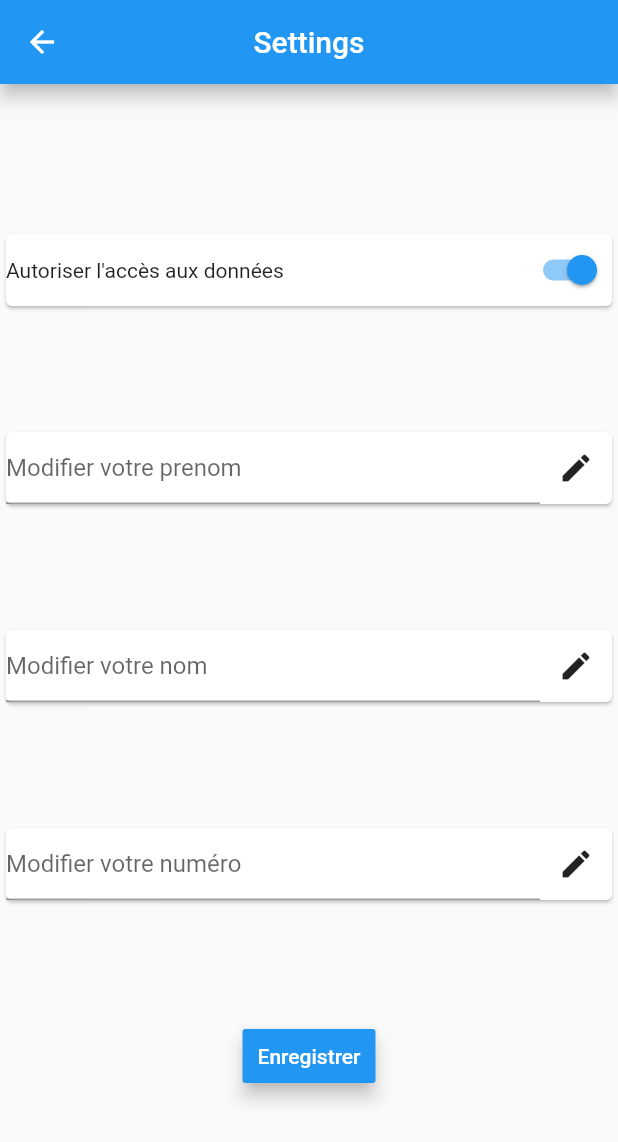
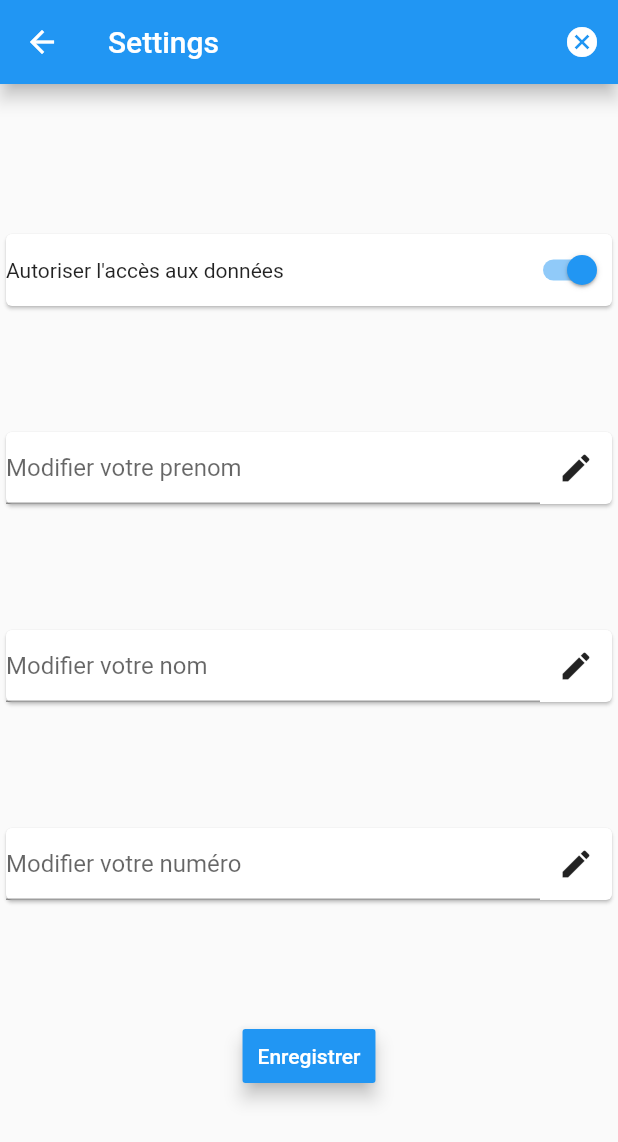
Before and after one commit to mamadouAmar/projet, a Flutter app: the screen it shows after launch, after a tap on the "settings" icon, on a phone screen of 412 x 824 dp. Shown: the top 1142 px of the screen. Run offline on Flutter 3.47's test engine with Material 2 defaults, Android fonts, the phone set to English and light mode, and no system bars; our stand-ins replace bottom_navy_bar; missing offline and left inert: image_auto_slider.

Commit message:
centrer le bouton

```diff
--- a/lib/page_principale.dart
+++ b/lib/page_principale.dart
@@ -102,12 +102,13 @@ class _MyHomePageState extends State<MyHomePage> {
         ],
       ),
       body: bodies[_currentIndex],
+
       floatingActionButton: FloatingActionButton(
         child:
           Icon(
                 Icons.location_on,
                  color: Colors.red,
-                  size: 40.0,
+                  size: 50.0,
                 ),
         backgroundColor: Colors.white,
         onPressed: () {
@@ -116,7 +117,10 @@ class _MyHomePageState extends State<MyHomePage> {
           }));
         },
       ),
+      floatingActionButtonLocation: FloatingActionButtonLocation.centerFloat,
       bottomNavigationBar: BottomNavyBar(
+        backgroundColor: Colors.blue,
+        iconSize: 30.0,
         selectedIndex: _currentIndex,
         showElevation: true,
         onItemSelected: (index) => setState((){
--- a/lib/settings.dart
+++ b/lib/settings.dart
@@ -24,9 +24,16 @@ class _Settings extends State<Settings>{
         title: new Text(
             'Settings',
               ),
-        centerTitle: true,
+        centerTitle: false,
         elevation: 5.0,
-
+        actions: <Widget>[
+          IconButton(
+            icon: Icon(Icons.cancel),
+            onPressed: (){},
+            color: Colors.white,
+            tooltip: "Log out",
+          )
+        ],
       ),
       body: new Center(
          child: Container(
```
